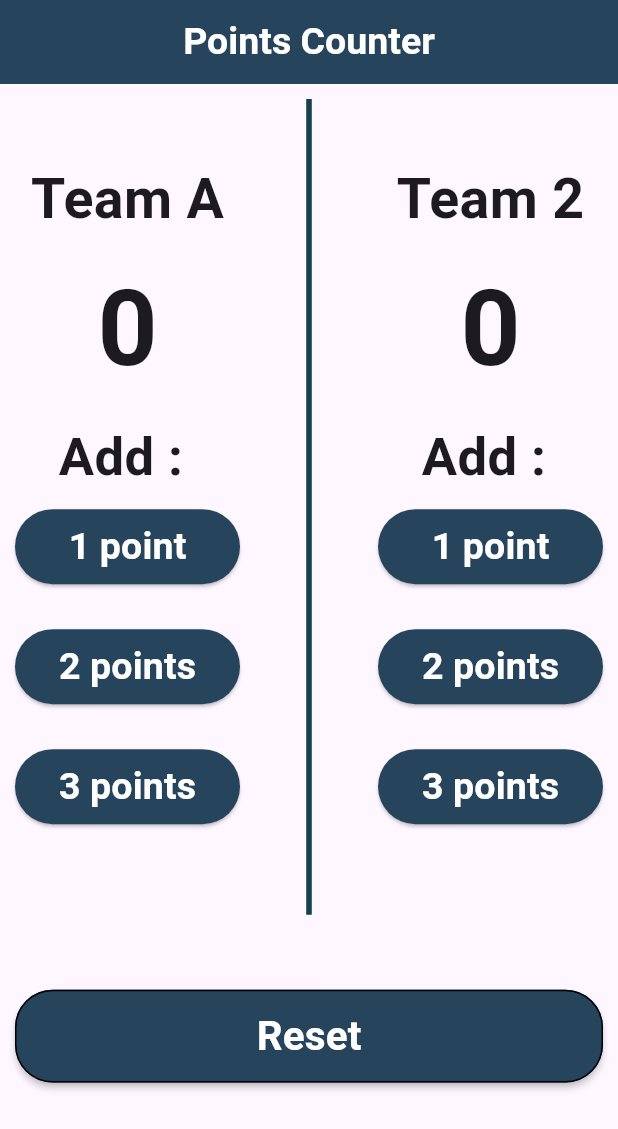
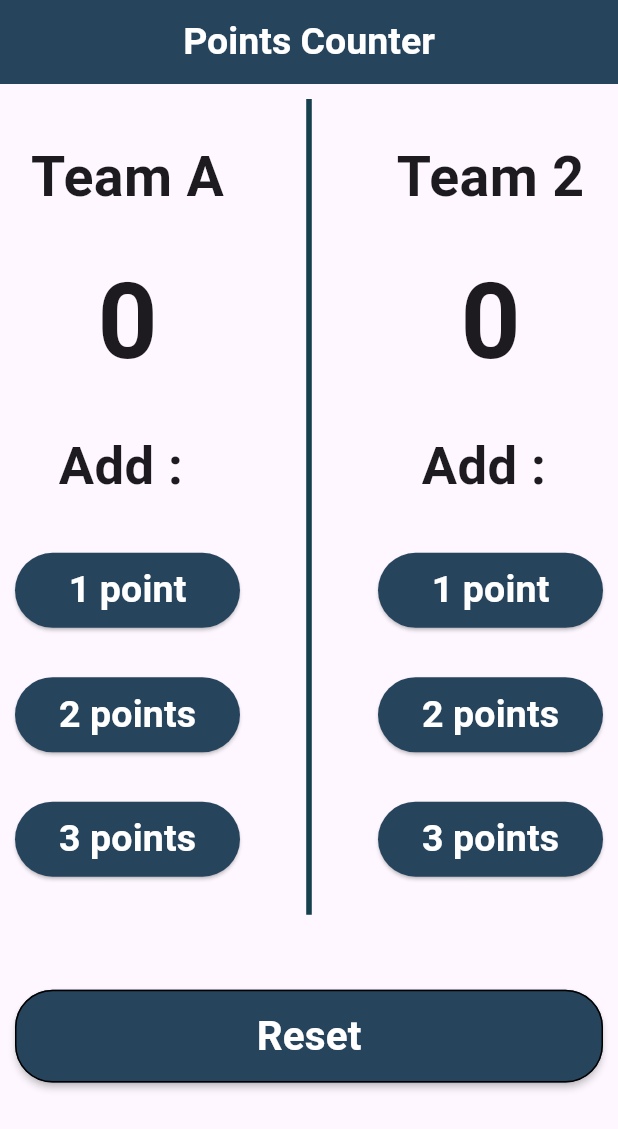
Before and after one commit to wafaashaker26/counter1, a Flutter app: the screen it shows after launch, on a phone screen of 412 x 824 dp. Shown: the top 1129 px of the screen. Run offline on Flutter 3.47's test engine with Material 3 defaults, Android fonts, the phone set to English and light mode, and no system bars.

Commit message:
Update column1.dart

```diff
--- a/lib/widgets/column1.dart
+++ b/lib/widgets/column1.dart
@@ -24,18 +24,18 @@ class _Column1State extends State<Column1> {
           style: TextStyle(fontWeight: FontWeight.bold, fontSize: 37),
         ),
         SizedBox(
-          height: 10,
+          height: MediaQuery.of(context).size.height*.025,
         ),
         Text("$x", style: TextStyle(fontWeight: FontWeight.bold, fontSize: 70)),
         SizedBox(
-          height: 10,
+          height: MediaQuery.of(context).size.height*.025,
         ),
         Text(
           "Add : ",
           style: TextStyle(fontWeight: FontWeight.bold, fontSize: 35),
         ),
         SizedBox(
-          height: 10,
+          height: MediaQuery.of(context).size.height*.04,
         ),
         Button1(
             namePoint: "1 point",
@@ -45,7 +45,7 @@ class _Column1State extends State<Column1> {
               });
             }),
         SizedBox(
-          height: 30,
+          height: MediaQuery.of(context).size.height*.04,
         ),
         Button1(
             namePoint: "2 points",
@@ -55,7 +55,7 @@ class _Column1State extends State<Column1> {
               });
             }),
         SizedBox(
-          height: 30,
+          height: MediaQuery.of(context).size.height*.04,
         ),
         Button1(
             namePoint: "3 points",
@@ -64,9 +64,6 @@ class _Column1State extends State<Column1> {
                 x+=3;
               });
             }),
-        SizedBox(
-          height: 20,
-        ),
       ],
     );
   }
```
